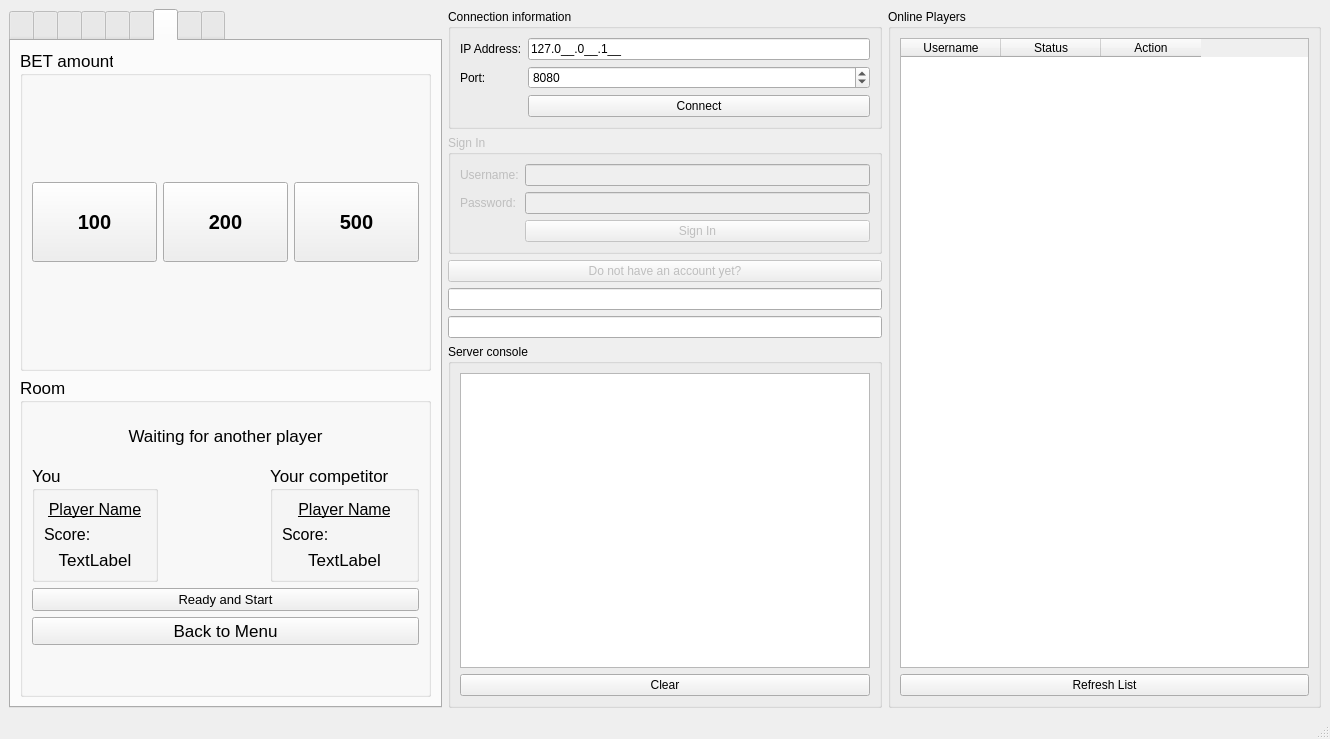
Before: the Qt Designer form CTRP_Client/mainwindow.ui in Hadayxinchao/WhoIsTheMillionaire, drawn with Qt 5.
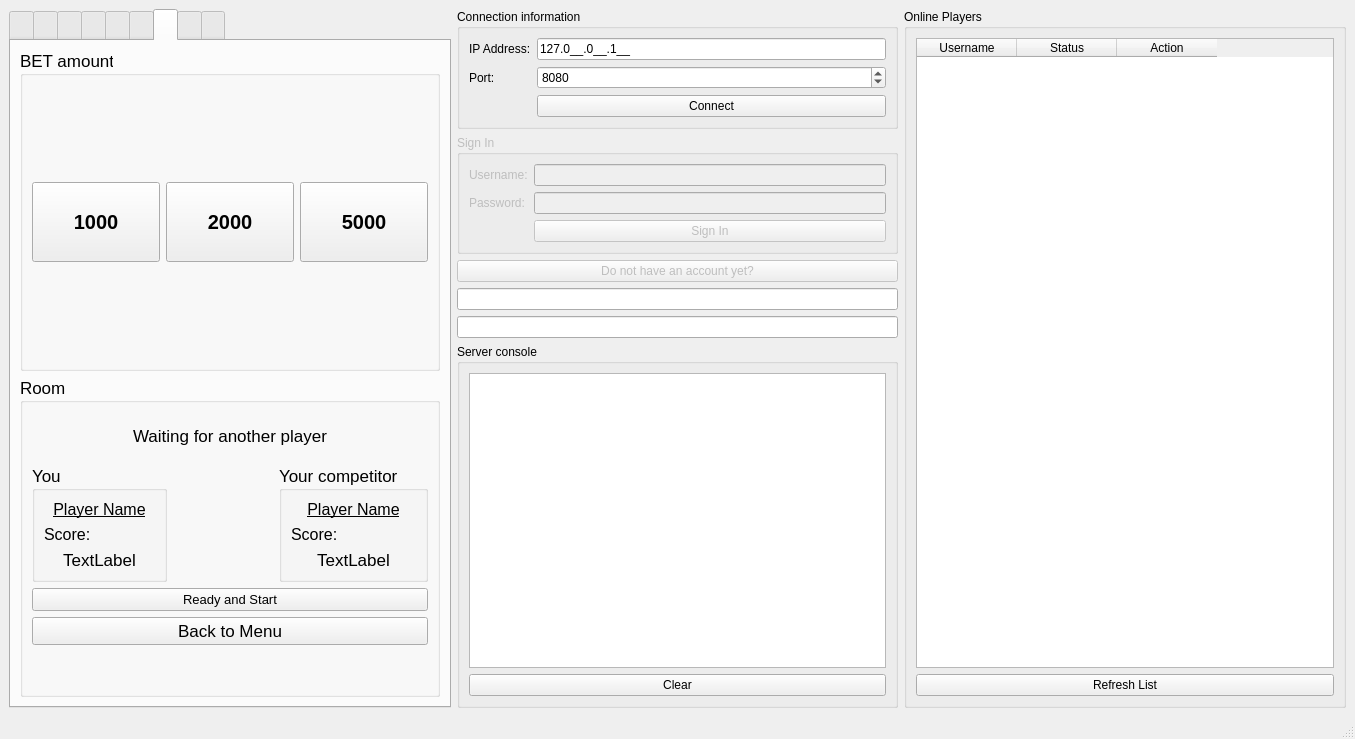
After: the same form once the commit is applied. The open tabs and pages were chosen to show the change. Icons and pictures are not drawn.

What changed in the file:
```diff
--- a/CTRP_Client/mainwindow.ui
+++ b/CTRP_Client/mainwindow.ui
@@ -6,7 +6,7 @@
       <rect>
         <x>0</x>
         <y>0</y>
-        <width>1330</width>
+        <width>1355</width>
         <height>630</height>
       </rect>
     </property>
@@ -1604,7 +1604,7 @@
                           </font>
                         </property>
                         <property name="text">
-                          <string>100</string>
+                          <string>1000</string>
                         </property>
                       </widget>
                     </item>
@@ -1623,7 +1623,7 @@
                           </font>
                         </property>
                         <property name="text">
-                          <string>200</string>
+                          <string>2000</string>
                         </property>
                       </widget>
                     </item>
@@ -1642,7 +1642,7 @@
                           </font>
                         </property>
                         <property name="text">
-                          <string>500</string>
+                          <string>5000</string>
                         </property>
                       </widget>
                     </item>
```
Left out of the diff: 6 changed lines with no effect on the pictures.
